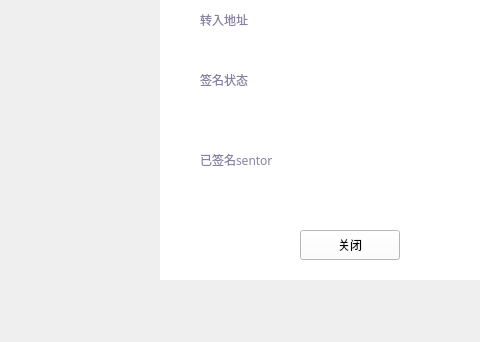
The window that LNKWallet/guard/ColdHotInfoDialog.ui (HcashOrg/hx-indicator) describes before a commit, drawn with Qt 5; both pictures show x 130 to 610 and y 201 to 543 of the 960 by 543 pixel window.
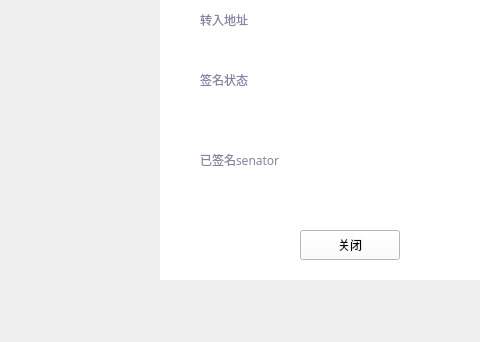
The same window after the commit.

The edit to the form file:
```diff
--- a/LNKWallet/guard/ColdHotInfoDialog.ui
+++ b/LNKWallet/guard/ColdHotInfoDialog.ui
@@ -197,7 +197,7 @@
 </string>
      </property>
      <property name="text">
-      <string>已签名sentor</string>
+      <string>已签名senator</string>
      </property>
     </widget>
     <widget class="QLabel" name="signedGuardsLabel">
```
